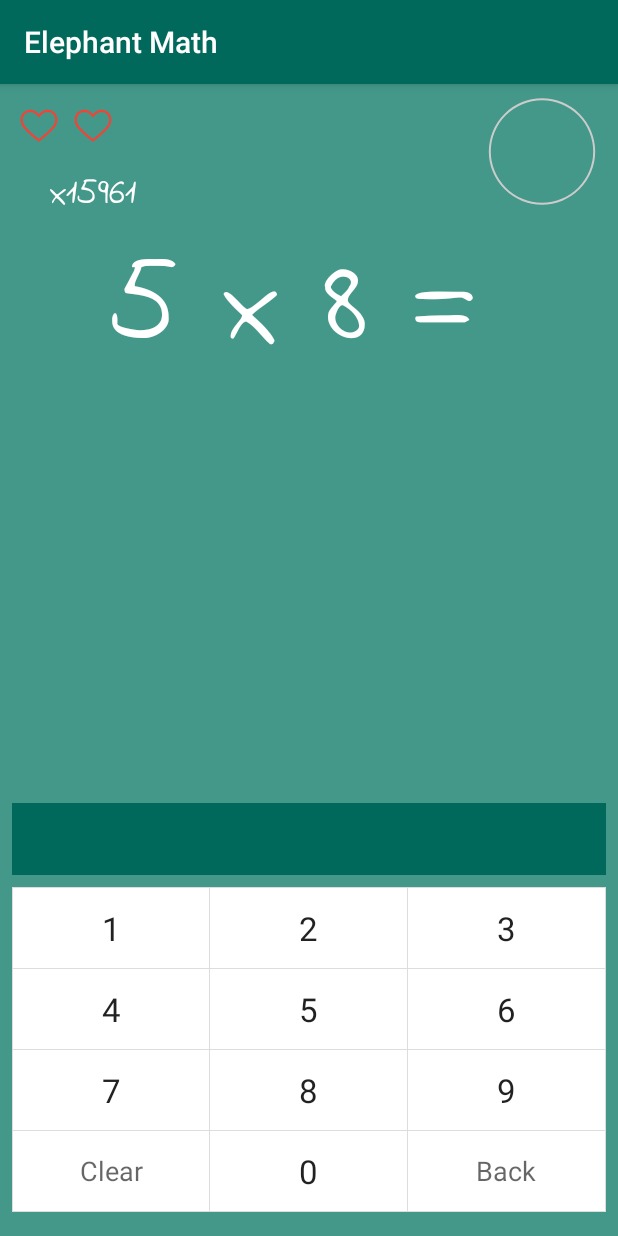
After one commit to jeandobler/elephantmath, an Android app: the ChallengeActivity screen opened directly, with no data from a screen before it, on a phone screen of 412 x 824 dp. The commit adds this screen. Run offline under Robolectric (Android 15) with nearby library versions, the phone set to English and light mode, and no system bars; our stand-ins replace ButterKnife.

Commit message:
Challenge Screen

```diff
--- a/app/src/main/AndroidManifest.xml
+++ b/app/src/main/AndroidManifest.xml
@@ -9,7 +9,7 @@
         android:roundIcon="@mipmap/ic_launcher_round"
         android:supportsRtl="true"
         android:theme="@style/AppTheme">
-        <activity android:name=".activity.Challenge"></activity>
+        <activity android:name=".activity.ChallengeActivity"></activity>
         <activity
             android:name=".activity.ranking.ItemListActivity"
             android:label="@string/title_item_list"
--- a/app/src/main/java/com/dynamic/dobler/elephantmath/activity/Challenge.java
+++ /dev/null
@@ -1,16 +0,0 @@
-package com.dynamic.dobler.elephantmath.activity;
-
-import androidx.appcompat.app.AppCompatActivity;
-
-import android.os.Bundle;
-
-import com.dynamic.dobler.elephantmath.R;
-
-public class Challenge extends AppCompatActivity {
-
-    @Override
-    protected void onCreate(Bundle savedInstanceState) {
-        super.onCreate(savedInstanceState);
-        setContentView(R.layout.activity_challenge);
-    }
-}
--- /dev/null
+++ b/app/src/main/java/com/dynamic/dobler/elephantmath/activity/ChallengeActivity.java
@@ -0,0 +1,51 @@
+package com.dynamic.dobler.elephantmath.activity;
+
+import android.os.Bundle;
+import android.os.CountDownTimer;
+import android.widget.ProgressBar;
+
+import com.dynamic.dobler.elephantmath.R;
+
+import androidx.appcompat.app.AppCompatActivity;
+import butterknife.BindView;
+import butterknife.ButterKnife;
+
+public class ChallengeActivity extends AppCompatActivity {
+
+    @BindView(R.id.pb_challenge_timer)
+    ProgressBar mPbChallengeTimer;
+    int total = 0;
+    CountDownTimer cdt;
+
+
+    @Override
+    protected void onCreate(Bundle savedInstanceState) {
+        super.onCreate(savedInstanceState);
+        setContentView(R.layout.activity_challenge);
+
+        ButterKnife.bind(this);
+
+        progressbarTimer();
+
+
+    }
+
+    private void progressbarTimer() {
+        mPbChallengeTimer.setProgress(total);
+        int oneMin = 1 * 60 * 1000; // 1 minute in milli seconds
+
+        /** CountDownTimer starts with 1 minutes and every onTick is 1 second */
+        cdt = new CountDownTimer(oneMin, 1000) {
+
+            public void onTick(long millisUntilFinished) {
+
+                total = (int) ((millisUntilFinished / 60) * 100);
+                mPbChallengeTimer.setProgress(total);
+            }
+
+            public void onFinish() {
+                // DO something when 1 minute is up
+            }
+        }.start();
+    }
+}
--- a/app/src/main/java/com/dynamic/dobler/elephantmath/activity/MainActivity.java
+++ b/app/src/main/java/com/dynamic/dobler/elephantmath/activity/MainActivity.java
@@ -18,6 +18,9 @@ public class MainActivity extends BaseActivity {
     @BindView(R.id.cv_main_ranking)
     CardView mCvRanking;
 
+    @BindView(R.id.cv_main_challenge)
+    CardView mCvChallenge;
+
 
     @Override
     protected void onCreate(Bundle savedInstanceState) {
@@ -31,11 +34,23 @@ public class MainActivity extends BaseActivity {
             }
         });
 
+        mCvChallenge.setOnClickListener(new View.OnClickListener() {
+            @Override
+            public void onClick(View v) {
+                openChallenge();
+            }
+        });
+
     }
 
     protected void openRanking() {
         Intent rankingIntent = new Intent(this, ItemListActivity.class);
         startActivity(rankingIntent);
+    }
+
+    protected void openChallenge() {
+        Intent challengeIntent = new Intent(this, ChallengeActivity.class);
+        startActivity(challengeIntent);
     }
 
     public boolean onCreateOptionsMenu(Menu menu) {
--- /dev/null
+++ b/app/src/main/java/com/dynamic/dobler/elephantmath/ui/KeyboardView.java
@@ -0,0 +1,87 @@
+package com.dynamic.dobler.elephantmath.ui;
+
+import android.content.Context;
+import android.text.Editable;
+import android.util.AttributeSet;
+import android.view.View;
+import android.widget.EditText;
+import android.widget.FrameLayout;
+import android.widget.TextView;
+
+import com.dynamic.dobler.elephantmath.R;
+
+import androidx.annotation.IdRes;
+
+
+public class KeyboardView extends FrameLayout implements View.OnClickListener {
+
+    private EditText mMathField;
+
+    public KeyboardView(Context context) {
+        super(context);
+        init();
+    }
+
+    public KeyboardView(Context context, AttributeSet attrs) {
+        super(context, attrs);
+        init();
+    }
+
+    public KeyboardView(Context context, AttributeSet attrs, int defStyleAttr) {
+        super(context, attrs, defStyleAttr);
+        init();
+    }
+
+    private void init() {
+        inflate(getContext(), R.layout.activity_challenge_keyboard, this);
+        initViews();
+    }
+
+    private void initViews() {
+        mMathField = $(R.id.math_field);
+        $(R.id.t9_key_0).setOnClickListener(this);
+        $(R.id.t9_key_1).setOnClickListener(this);
+        $(R.id.t9_key_2).setOnClickListener(this);
+        $(R.id.t9_key_3).setOnClickListener(this);
+        $(R.id.t9_key_4).setOnClickListener(this);
+        $(R.id.t9_key_5).setOnClickListener(this);
+        $(R.id.t9_key_6).setOnClickListener(this);
+        $(R.id.t9_key_7).setOnClickListener(this);
+        $(R.id.t9_key_8).setOnClickListener(this);
+        $(R.id.t9_key_9).setOnClickListener(this);
+        $(R.id.t9_key_clear).setOnClickListener(this);
+        $(R.id.t9_key_backspace).setOnClickListener(this);
+    }
+
+    @Override
+    public void onClick(View v) {
+        // handle number button click
+        if (v.getTag() != null && "number_button".equals(v.getTag())) {
+            mMathField.append(((TextView) v).getText());
+            return;
+        }
+        switch (v.getId()) {
+            case R.id.t9_key_clear: { // handle clear button
+                mMathField.setText(null);
+            }
+            break;
+            case R.id.t9_key_backspace: { // handle backspace button
+                // delete one character
+                Editable editable = mMathField.getText();
+                int charCount = editable.length();
+                if (charCount > 0) {
+                    editable.delete(charCount - 1, charCount);
+                }
+            }
+            break;
+        }
+    }
+
+    public String getInputText() {
+        return mMathField.getText().toString();
+    }
+
+    protected <T extends View> T $(@IdRes int id) {
+        return (T) super.findViewById(id);
+    }
+}
--- /dev/null
+++ b/app/src/main/res/drawable/baseline_settings_20px.xml
@@ -0,0 +1,13 @@
+<?xml version="1.0" encoding="utf-8"?>
+<vector xmlns:android="http://schemas.android.com/apk/res/android"
+    android:width="20dp"
+    android:height="20dp"
+    android:viewportWidth="20"
+    android:viewportHeight="20">
+
+    <path
+        android:pathData="M0 0h20v20H0V0z" />
+    <path
+        android:fillColor="#FFFFFF"
+        android:pathData="M15.95 10.78c0.03-0.25 0.05 -0.51 0.05 -0.78s-0.02-0.53-0.06-0.78l1.69-1.32c0.15-0.12 0.19 -0.34 0.1 -0.51l-1.6-2.77c-0.1-0.18-0.31-0.24-0.49-0.18l-1.99 0.8 c-0.42-0.32-0.86-0.58-1.35-0.78L12 2.34c-0.03-0.2-0.2-0.34-0.4-0.34H8.4c-0.2 0-0.36 0.14 -0.39 0.34 l-0.3 2.12c-0.49 0.2 -0.94 0.47 -1.35 0.78 l-1.99-0.8c-0.18-0.07-0.39 0-0.49 0.18 l-1.6 2.77c-0.1 0.18 -0.06 0.39 0.1 0.51 l1.69 1.32c-0.04 0.25 -0.07 0.52 -0.07 0.78 s0.02 0.53 0.06 0.78 L2.37 12.1c-0.15 0.12 -0.19 0.34 -0.1 0.51 l1.6 2.77c0.1 0.18 0.31 0.24 0.49 0.18 l1.99-0.8c0.42 0.32 0.86 0.58 1.35 0.78 l0.3 2.12c0.04 0.2 0.2 0.34 0.4 0.34 h3.2c0.2 0 0.37-0.14 0.39 -0.34l0.3-2.12c0.49-0.2 0.94 -0.47 1.35-0.78l1.99 0.8 c0.18 0.07 0.39 0 0.49-0.18l1.6-2.77c0.1-0.18 0.06 -0.39-0.1-0.51l-1.67-1.32zM10 13c-1.65 0-3-1.35-3-3s1.35-3 3-3 3 1.35 3 3-1.35 3-3 3z" />
+</vector>
--- /dev/null
+++ b/app/src/main/res/drawable/circle_shape.xml
@@ -0,0 +1,11 @@
+<?xml version="1.0" encoding="utf-8"?>
+<shape
+    xmlns:android="http://schemas.android.com/apk/res/android"
+    android:shape="ring"
+    android:innerRadiusRatio="2.5"
+    android:thickness="1dp"
+    android:useLevel="false">
+
+    <solid android:color="#CCC" />
+
+</shape>
--- /dev/null
+++ b/app/src/main/res/drawable/circular_progress_bar.xml
@@ -0,0 +1,18 @@
+<?xml version="1.0" encoding="utf-8"?>
+<rotate xmlns:android="http://schemas.android.com/apk/res/android"
+    android:fromDegrees="270"
+    android:toDegrees="270">
+    <shape
+        android:innerRadiusRatio="2.5"
+        android:shape="ring"
+        android:thickness="1dp"
+        android:useLevel="true"><!-- this line fixes the issue for lollipop api 21 -->
+
+        <gradient
+            android:angle="0"
+            android:endColor="#007DD6"
+            android:startColor="#007DD6"
+            android:type="sweep"
+            android:useLevel="false" />
+    </shape>
+</rotate>
--- /dev/null
+++ b/app/src/main/res/drawable/heart.xml
@@ -0,0 +1,11 @@
+<?xml version="1.0" encoding="utf-8"?>
+<vector xmlns:android="http://schemas.android.com/apk/res/android"
+    android:width="50dp"
+    android:height="50dp"
+    android:viewportWidth="50"
+    android:viewportHeight="50">
+
+    <path
+        android:fillColor="#F44336"
+        android:pathData="M25 39.7l-0.6-0.5C11.5 28.7 8 25 8 19c0-5 4-9 9-9 4.1 0 6.4 2.3 8 4.1 1.6-1.8 3.9-4.1 8-4.1 5 0 9 4 9 9 0 6-3.5 9.7-16.4 20.2l-0.6 0.5 zM17 12c-3.9 0-7 3.1-7 7 0 5.1 3.2 8.5 15 18.1 11.8-9.6 15-13 15-18.1 0-3.9-3.1-7-7-7-3.5 0-5.4 2.1-6.9 3.8L25 17.1l-1.1-1.3C22.4 14.1 20.5 12 17 12z" />
+</vector>
--- /dev/null
+++ b/app/src/main/res/drawable/keyboard_button_bg.xml
@@ -0,0 +1,13 @@
+<?xml version="1.0" encoding="utf-8"?>
+<selector xmlns:android="http://schemas.android.com/apk/res/android" android:exitFadeDuration="@android:integer/config_shortAnimTime">
+    <item android:state_pressed="true">
+        <shape>
+            <solid android:color="#dddddd"/>
+        </shape>
+    </item>
+    <item android:state_pressed="false">
+        <shape>
+            <solid android:color="@android:color/transparent"/>
+        </shape>
+    </item>
+</selector>
--- /dev/null
+++ b/app/src/main/res/drawable/keyboard_divider.xml
@@ -0,0 +1,7 @@
+<?xml version="1.0" encoding="utf-8"?>
+<shape xmlns:android="http://schemas.android.com/apk/res/android">
+    <solid android:color="#dddddd"/>
+    <size
+        android:width="1px"
+        android:height="1px"/>
+</shape>
--- /dev/null
+++ b/app/src/main/res/drawable/trophy.xml
@@ -0,0 +1,38 @@
+<?xml version="1.0" encoding="utf-8"?>
+<vector xmlns:android="http://schemas.android.com/apk/res/android"
+    android:width="512dp"
+    android:height="512dp"
+    android:viewportWidth="512"
+    android:viewportHeight="512">
+
+    <path
+        android:fillColor="#FE9923"
+        android:pathData="M374.742,240c-8.291,0-15-6.709-15-15s6.709-15,15-15c29.502,0,55.811-18.735,65.449-46.611 l29.443-85.049c1.055-3.779,0.176-8.584-2.695-12.378C464.097,62.168,459.703,60,454.957,60h-50.215c-8.291,0-15-6.709-15-15 s6.709-15,15-15h50.215c14.268,0,27.363,6.519,35.947,17.9s11.25,25.767,7.324,39.463l-29.678,85.84 C454.722,213.149,417.017,240,374.742,240z" />
+    <path
+        android:fillColor="#FEA832"
+        android:pathData="M137.18,240c-42.275,0-79.98-26.851-93.809-66.797L13.928,88.154 c-4.16-14.487-1.494-28.872,7.09-40.254S42.698,30,56.965,30h50.215c8.291,0,15,6.709,15,15s-6.709,15-15,15H56.965 c-4.746,0-9.141,2.168-11.982,5.962c-2.871,3.794-3.75,8.599-2.461,13.169l29.209,84.258C81.369,191.265,107.678,210,137.18,210 c8.291,0,15,6.709,15,15S145.471,240,137.18,240z" />
+    <path
+        android:fillColor="#FEA832"
+        android:pathData="M326.499,426.499c-16.198-16.5-25.499-40-25.499-62.8V311.1c0-9.901-9.302-17.1-18.9-14.399 c-8.101,2.098-17.098,3.3-26.1,3.3s-17.999-1.201-26.1-3.3C220.302,294,211,301.199,211,311.1v52.599 c0,22.8-9.302,46.3-25.499,62.8c-9.599,9.3-3,25.501,10.499,25.501h120C329.499,452,336.098,435.799,326.499,426.499z" />
+    <path
+        android:fillColor="#FEDB41"
+        android:pathData="M406,0H106c-9.302,0-16.201,8.101-14.7,17.1l29.4,196.2C130.902,281.4,189.101,330,256,330 c67.5,0,125.098-49.2,135.3-116.7l29.4-196.2C422.201,8.101,415.302,0,406,0z" />
+    <path
+        android:fillColor="#FE9923"
+        android:pathData="M326.499,426.499c9.599,9.3,3,25.501-10.499,25.501h-60V300c9.001,0,17.999-1.201,26.1-3.3 c9.598-2.7,18.9,4.499,18.9,14.4v52.599C301,386.499,310.302,409.999,326.499,426.499z" />
+    <path
+        android:fillColor="#FEA832"
+        android:pathData="M338.2,119.399l-45.901-6.899l-20.698-41.4c-2.703-6-9.602-8.699-15.601-7.5 c-4.797,0.601-9.001,2.999-11.1,7.5l-20.702,41.4l-45.901,6.899c-12.297,1.8-17.095,16.8-8.397,25.499l33.3,32.401l-7.8,45.601 c-2.102,12.299,10.803,21.599,21.899,15.899l38.701-20.4l2.402-1.199l40.796,21.599c11.104,5.7,24.001-3.6,21.899-15.899 l-7.8-45.601l33.303-32.401C355.302,136.199,350.501,121.199,338.2,119.399z" />
+    <path
+        android:fillColor="#FCBF29"
+        android:pathData="M420.7,17.1l-29.4,196.2C381.098,280.8,323.5,330,256,330V0h150C415.302,0,422.201,8.101,420.7,17.1z" />
+    <path
+        android:fillColor="#FE9923"
+        android:pathData="M346.601,144.899L313.298,177.3l7.8,45.601C323.2,235.2,310.302,244.5,299.199,238.8l-40.797-21.6 L256,218.399V63.6c5.999-1.199,12.898,1.5,15.601,7.5l20.698,41.4l45.901,6.899C350.501,121.199,355.302,136.199,346.601,144.899z" />
+    <path
+        android:fillColor="#787780"
+        android:pathData="M316,422H196c-24.902,0-45,20.099-45,45v30c0,8.399,6.599,15,15,15h180c8.401,0,15-6.601,15-15v-30 C361,442.099,340.902,422,316,422z" />
+    <path
+        android:fillColor="#57555C"
+        android:pathData="M361,467v30c0,8.399-6.599,15-15,15h-90v-90h60C340.902,422,361,442.099,361,467z" />
+</vector>
--- a/app/src/main/res/layout/activity_challenge.xml
+++ b/app/src/main/res/layout/activity_challenge.xml
@@ -4,6 +4,16 @@
     xmlns:tools="http://schemas.android.com/tools"
     android:layout_width="match_parent"
     android:layout_height="match_parent"
-    tools:context=".activity.Challenge">
+    tools:context=".activity.ChallengeActivity">
+
+
+    <include layout="@layout/activity_challenge_game" />
+
+    <com.dynamic.dobler.elephantmath.ui.KeyboardView
+        android:id="@+id/kv_challenge"
+        android:layout_width="match_parent"
+        android:layout_height="wrap_content"
+        android:layout_marginBottom="8dp"
+        app:layout_constraintBottom_toBottomOf="parent" />
 
 </androidx.constraintlayout.widget.ConstraintLayout>
--- /dev/null
+++ b/app/src/main/res/layout/activity_challenge_game.xml
@@ -0,0 +1,88 @@
+<?xml version="1.0" encoding="utf-8"?>
+<androidx.constraintlayout.widget.ConstraintLayout
+    xmlns:android="http://schemas.android.com/apk/res/android"
+    xmlns:app="http://schemas.android.com/apk/res-auto"
+    xmlns:tools="http://schemas.android.com/tools"
+    android:layout_width="match_parent"
+    android:layout_height="match_parent"
+    android:background="@color/primaryLightColor"
+    app:layout_constraintEnd_toEndOf="parent"
+    app:layout_constraintStart_toStartOf="parent"
+    app:layout_constraintTop_toTopOf="parent">
+
+
+    <ImageView
+        android:id="@+id/iv_challenge_heart1"
+        android:layout_width="36dp"
+        android:layout_height="40dp"
+        android:layout_marginStart="8dp"
+        android:layout_marginTop="8dp"
+        android:src="@drawable/heart"
+        app:layout_constraintStart_toStartOf="parent"
+        app:layout_constraintTop_toTopOf="parent" />
+
+    <ImageView
+        android:id="@+id/iv_challenge_heart2"
+        android:layout_width="36dp"
+        android:layout_height="40dp"
+        android:layout_marginTop="8dp"
+        android:src="@drawable/heart"
+        app:layout_constraintLeft_toRightOf="@id/iv_challenge_heart1"
+        app:layout_constraintTop_toTopOf="parent" />
+
+    <ImageView
+        android:id="@+id/iv_challenge_heart3"
+        android:layout_width="36dp"
+        android:layout_height="40dp"
+        android:layout_marginTop="8dp"
+        android:src="@drawable/heart"
+        android:visibility="invisible"
+
+        app:layout_constraintLeft_toRightOf="@id/iv_challenge_heart2"
+        app:layout_constraintTop_toTopOf="parent" />
+
+    <TextView
+        android:id="@+id/textView"
+        android:layout_width="wrap_content"
+        android:layout_height="wrap_content"
+        android:layout_marginStart="8dp"
+        android:layout_marginTop="8dp"
+        android:layout_marginEnd="8dp"
+        android:fontFamily="@font/indieflower"
+        android:text="x15961"
+        android:textColor="@color/white"
+        android:textSize="@dimen/editMathText"
+        app:layout_constraintEnd_toEndOf="@+id/iv_challenge_heart3"
+        app:layout_constraintStart_toStartOf="@+id/iv_challenge_heart1"
+        app:layout_constraintTop_toBottomOf="@+id/iv_challenge_heart2" />
+
+
+    <ProgressBar
+        android:id="@+id/pb_challenge_timer"
+        style="@style/Widget.AppCompat.ProgressBar"
+        android:layout_width="85dp"
+        android:layout_height="74dp"
+        android:layout_marginTop="8dp"
+        android:progressDrawable="@drawable/circular_progress_bar"
+        android:background="@drawable/circle_shape"
+        android:layout_marginEnd="8dp"
+        app:layout_constraintEnd_toEndOf="parent"
+        app:layout_constraintTop_toTopOf="parent" />
+
+
+    <TextView
+        android:layout_width="match_parent"
+        android:layout_height="wrap_content"
+        android:layout_marginStart="8dp"
+        android:fontFamily="@font/indieflower"
+
+        android:text="5 x 8 = "
+        android:textAlignment="center"
+        android:textColor="@color/white"
+        android:textSize="@dimen/giantMathText"
+        app:layout_constraintStart_toStartOf="parent"
+        app:layout_constraintTop_toBottomOf="@+id/textView" />
+
+
+
+</androidx.constraintlayout.widget.ConstraintLayout>
--- /dev/null
+++ b/app/src/main/res/layout/activity_challenge_keyboard.xml
@@ -0,0 +1,107 @@
+<LinearLayout xmlns:android="http://schemas.android.com/apk/res/android"
+    android:layout_width="match_parent"
+    android:layout_height="wrap_content"
+    android:orientation="vertical"
+    android:padding="8dp">
+
+    <EditText
+        android:id="@+id/math_field"
+        android:layout_width="match_parent"
+        android:layout_height="wrap_content"
+        android:layout_marginBottom="8dp"
+        android:background="@color/primaryColor"
+        android:enabled="false"
+        android:textAlignment="center"
+        android:fontFamily="@font/indieflower"
+        android:minHeight="48dp"
+        android:textSize="@dimen/editMathText"
+        android:paddingLeft="@dimen/containerMargin"
+        android:paddingRight="@dimen/containerMargin"
+        android:singleLine="true"
+        android:textAppearance="?android:attr/textAppearanceMedium"
+        android:textColor="@color/white" />
+
+    <TableLayout
+        android:id="@+id/keyboard"
+        android:layout_width="match_parent"
+        android:layout_height="wrap_content"
+        android:background="@android:color/white"
+        android:divider="@drawable/keyboard_divider"
+        android:orientation="vertical"
+        android:showDividers="beginning|middle|end">
+
+        <TableRow style="@style/keyboard_row">
+
+            <TextView
+                android:id="@+id/t9_key_1"
+                style="@style/keyboard_number_button"
+                android:text="@string/number_one" />
+
+            <TextView
+                android:id="@+id/t9_key_2"
+                style="@style/keyboard_number_button"
+                android:text="@string/number_two" />
+
+            <TextView
+                android:id="@+id/t9_key_3"
+                style="@style/keyboard_number_button"
+                android:text="@string/number_three" />
+        </TableRow>
+
+        <TableRow style="@style/keyboard_row">
+
+            <TextView
+                android:id="@+id/t9_key_4"
+                style="@style/keyboard_number_button"
+                android:text="@string/number_four" />
+
+            <TextView
+                android:id="@+id/t9_key_5"
+                style="@style/keyboard_number_button"
+                android:text="@string/number_five" />
+
+            <TextView
+                android:id="@+id/t9_key_6"
+                style="@style/keyboard_number_button"
+                android:text="@string/number_six" />
+        </TableRow>
+
+        <TableRow style="@style/keyboard_row">
+
+            <TextView
+                android:id="@+id/t9_key_7"
+                style="@style/keyboard_number_button"
+                android:text="@string/number_seven" />
+
+            <TextView
+                android:id="@+id/t9_key_8"
+                style="@style/keyboard_number_button"
+                android:text="@string/number_eight" />
+
+            <TextView
+                android:id="@+id/t9_key_9"
+                style="@style/keyboard_number_button"
+                android:text="@string/number_nine" />
+        </TableRow>
+
+        <TableRow style="@style/keyboard_row">
+
+            <TextView
+                android:id="@+id/t9_key_clear"
+                style="@style/keyboard_button"
+                android:text="@string/btn_clear"
+                android:textAppearance="?android:attr/textAppearanceMedium" />
+
+            <TextView
+                android:id="@+id/t9_key_0"
+                style="@style/keyboard_number_button"
+                android:text="@string/number_zero" />
+
+            <TextView
+                android:id="@+id/t9_key_backspace"
+                style="@style/keyboard_button"
+                android:text="@string/btn_backspace"
+                android:textAppearance="?android:attr/textAppearanceMedium" />
+        </TableRow>
+    </TableLayout>
+</LinearLayout>
--- a/app/src/main/res/values/dimens.xml
+++ b/app/src/main/res/values/dimens.xml
@@ -3,6 +3,9 @@
     <!--Text-->
     <dimen name="normalText">16sp</dimen>
     <dimen name="smalText">14sp</dimen>
+    <dimen name="editMathText">24sp</dimen>
+
+    <dimen name="giantMathText">80sp</dimen>
     <dimen name="giantText">120sp</dimen>
     <dimen name="title5Text">24sp</dimen>
 
--- a/app/src/main/res/values/strings.xml
+++ b/app/src/main/res/values/strings.xml
@@ -8,4 +8,19 @@
     <string name="title_item_list">Items</string>
     <string name="title_item_detail">Item Detail</string>
 
+
+    <!--Keyboard-->
+    <string name="number_zero">0</string>
+    <string name="number_one">1</string>
+    <string name="number_two">2</string>
+    <string name="number_three">3</string>
+    <string name="number_four">4</string>
+    <string name="number_five">5</string>
+    <string name="number_six">6</string>
+    <string name="number_seven">7</string>
+    <string name="number_eight">8</string>
+    <string name="number_nine">9</string>
+    <string name="btn_clear">Clear</string>
+    <string name="btn_backspace">Back</string>
+    <!--End Keyboard-->
 </resources>
--- a/app/src/main/res/values/styles.xml
+++ b/app/src/main/res/values/styles.xml
@@ -17,4 +17,29 @@
 
     <style name="AppTheme.PopupOverlay" parent="ThemeOverlay.AppCompat.Light" />
 
+    <style name="keyboard_row">
+        <item name="android:layout_width">match_parent</item>
+        <item name="android:layout_height">wrap_content</item>
+        <item name="android:divider">@drawable/keyboard_divider</item>
+        <item name="android:gravity">center</item>
+        <item name="android:showDividers">beginning|middle|end</item>
+    </style>
+
+    <style name="keyboard_button">
+        <item name="android:layout_width">0dp</item>
+        <item name="android:layout_height">match_parent</item>
+        <item name="android:layout_weight">1</item>
+        <item name="android:paddingTop">12dp</item>
+        <item name="android:paddingBottom">12dp</item>
+        <item name="android:clickable">true</item>
+        <item name="android:gravity">center</item>
+        <item name="android:scaleType">centerInside</item>
+        <item name="android:background">@drawable/keyboard_button_bg</item>
+        <item name="android:textAppearance">?android:attr/textAppearanceLarge</item>
+    </style>
+
+    <style name="keyboard_number_button" parent="keyboard_button">
+        <item name="android:tag">number_button</item>
+    </style>
+
 </resources>
```
Also changed, not shown: app/src/main/res/drawable/imageview_end.png (added), app/src/main/res/font/indieflower.ttf (added).
